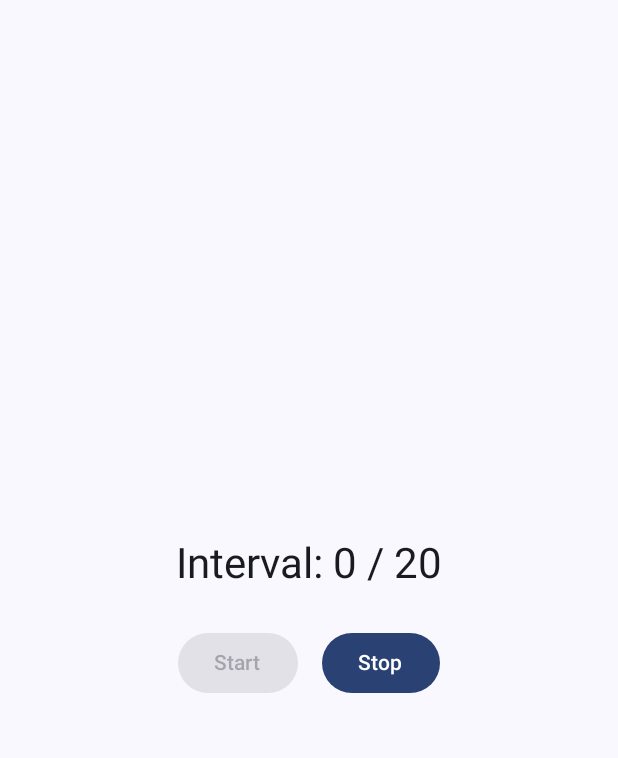
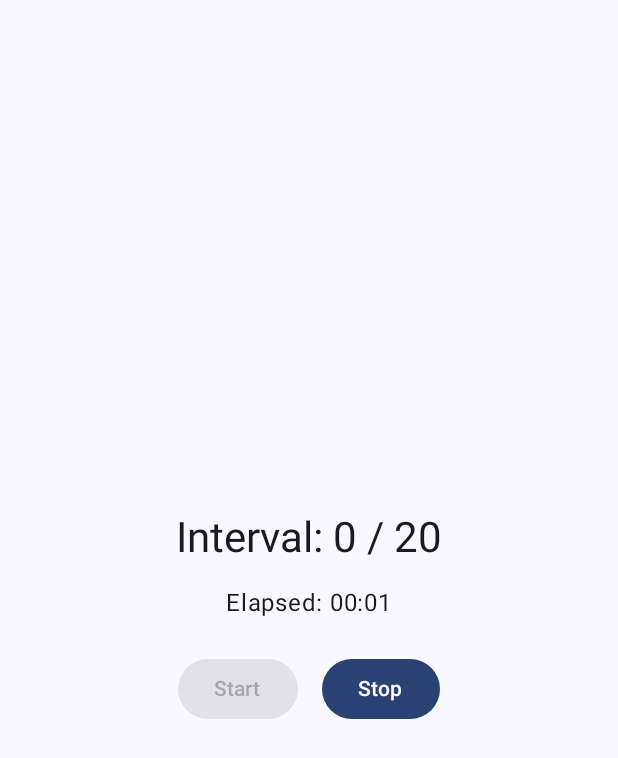
Before and after one commit to cw/android-interval-tap-timer, an Android app built with Jetpack Compose: the screen it shows after launch (MainActivity), after a tap on "Start", on a phone screen of 412 x 824 dp. Shown: the top 758 px of the screen. Run offline under Robolectric (Android 15) with nearby library versions, the phone set to English and light mode, and no system bars.

Commit message:
display elapsed time

```diff
--- a/app/src/main/java/biz/codefuture/intervaltaptimer/MainActivity.kt
+++ b/app/src/main/java/biz/codefuture/intervaltaptimer/MainActivity.kt
@@ -61,9 +61,19 @@ fun IntervalTimerScreen(
     var intervalCount by remember { mutableIntStateOf(0) }
     var isRunning by remember { mutableStateOf(false) }
     var job by remember { mutableStateOf<Job?>(null) }
+    var elapsedTimeMillis by remember { mutableLongStateOf(0L) }
+    var startTimeMillis by remember { mutableLongStateOf(0L) }
 
     val maxIntervals = 20
     val intervalDuration = 30_000L
+
+    // Launch a coroutine to update elapsed time every second
+    LaunchedEffect(isRunning) {
+        while (isRunning) {
+            delay(1000)
+            elapsedTimeMillis = System.currentTimeMillis() - startTimeMillis
+        }
+    }
 
     Column(
         modifier = modifier
@@ -77,6 +87,13 @@ fun IntervalTimerScreen(
             style = MaterialTheme.typography.headlineMedium
         )
 
+        Spacer(modifier = Modifier.height(16.dp))
+
+        Text(
+            text = "Elapsed: ${formatElapsedTime(elapsedTimeMillis)}",
+            style = MaterialTheme.typography.bodyLarge
+        )
+
         Spacer(modifier = Modifier.height(24.dp))
 
         Row(horizontalArrangement = Arrangement.spacedBy(16.dp)) {
@@ -85,6 +102,8 @@ fun IntervalTimerScreen(
                     if (!isRunning) {
                         isRunning = true
                         intervalCount = 0
+                        startTimeMillis = System.currentTimeMillis()
+                        elapsedTimeMillis = 0
                         job = CoroutineScope(Dispatchers.Main).launch {
                             while (intervalCount < maxIntervals && isRunning) {
                                 delay(intervalDuration)
@@ -94,7 +113,7 @@ fun IntervalTimerScreen(
                             isRunning = false
                         }
                     }
-                    Log.d("IntervalTimerScreen", "IntervalTimerScreen: start clicked $isRunning")
+                    Log.d("IntervalTimerScreen", "Start clicked. isRunning = $isRunning")
                 },
                 enabled = !isRunning
             ) {
@@ -106,7 +125,7 @@ fun IntervalTimerScreen(
                     isRunning = false
                     job?.cancel()
                     job = null
-                    Log.d("IntervalTimerScreen", "IntervalTimerScreen: stop clicked $isRunning")
+                    Log.d("IntervalTimerScreen", "Stop clicked. isRunning = $isRunning")
                 },
                 enabled = isRunning
             ) {
@@ -115,3 +134,12 @@ fun IntervalTimerScreen(
         }
     }
 }
+
+// Utility function to format time in mm:ss
+@Composable
+fun formatElapsedTime(milliseconds: Long): String {
+    val totalSeconds = milliseconds / 1000
+    val minutes = totalSeconds / 60
+    val seconds = totalSeconds % 60
+    return "%02d:%02d".format(minutes, seconds)
+}
```
